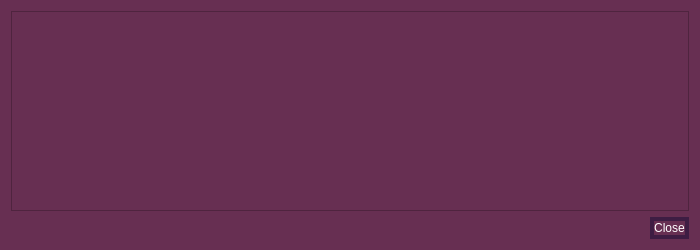
This is src/qt/forms/transactiondescdialog.ui in talkcoin/talkcoin-wallet as Qt 5 draws it before an edit. The edited form follows.
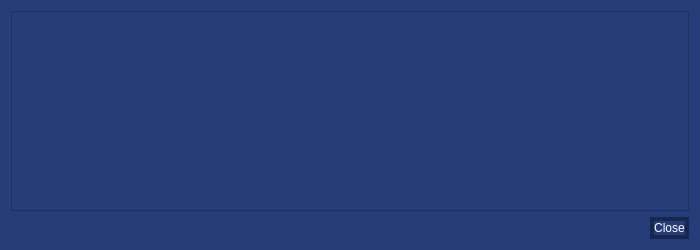
This is the edited form.

```diff
--- a/src/qt/forms/transactiondescdialog.ui
+++ b/src/qt/forms/transactiondescdialog.ui
@@ -20,9 +20,9 @@
    <string>Transaction details</string>
   </property>
   <property name="styleSheet">
-   <string notr="true">background-color: rgb(103, 47, 82);
+   <string notr="true">background-color: rgb(38, 61, 121);
 color: rgb(255, 255, 255);
-selection-background-color:QLinearGradient(x1: 0.8, y1: 0, x2: 1, y2: 0, stop: 0 rgb(88,0,118), stop: 1 rgb(41,0,100))</string>
+selection-background-color:QLinearGradient(x1: 0.8, y1: 0, x2: 1, y2: 0, stop: 0 rgb(0, 45, 157), stop: 1 rgb(0, 40, 138))</string>
   </property>
   <layout class="QVBoxLayout" name="verticalLayout">
    <item>
@@ -65,7 +65,7 @@
       <string notr="true">QPushButton{
 border: 4px solid;
 border-radius: 13px;
-border-color: rgb(62,29,67);}
+border-color: rgb(23, 39, 79);}
 QToolTip {
      color: white;
      font-size:9pt;font-family:'Lato';
```
Left out of the diff: 8 changed lines with no effect on the pictures.
